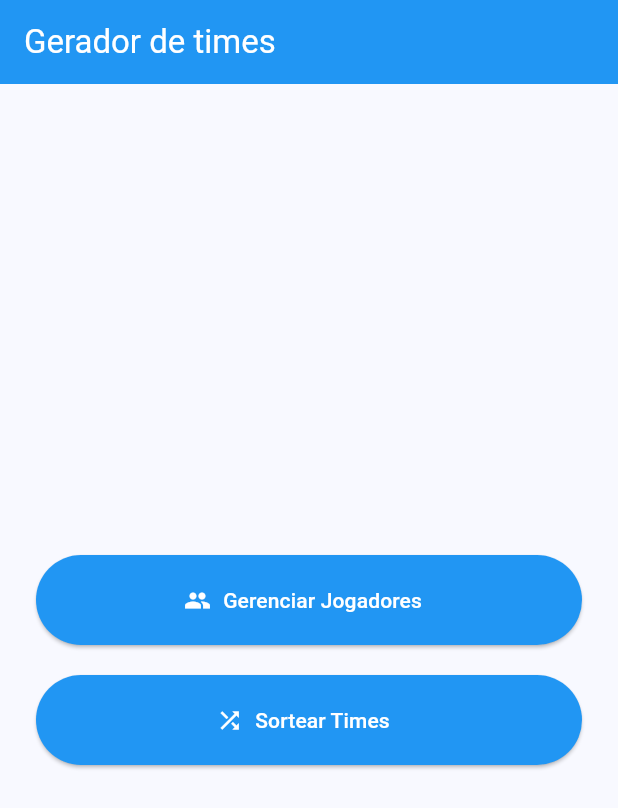
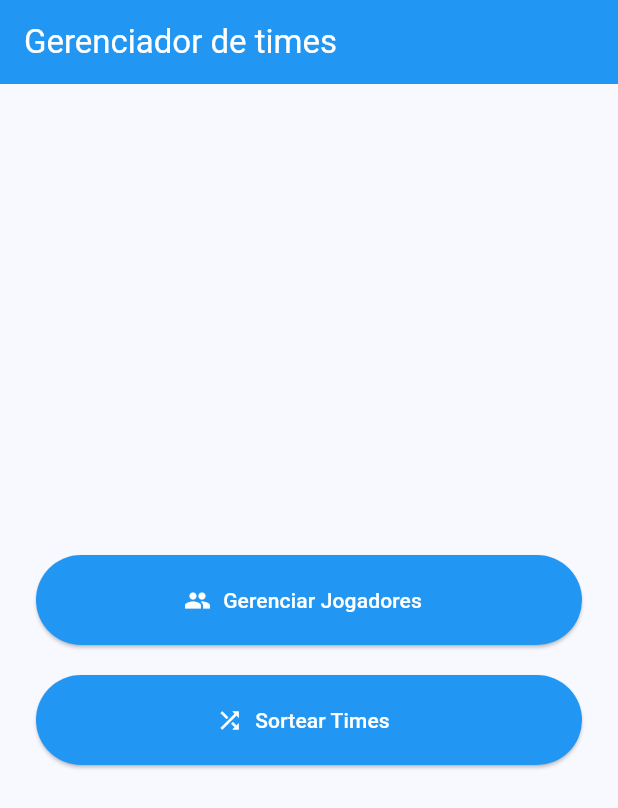
Before and after one commit to loudnts09/random-teams, a Flutter app: the screen it shows after launch, on a phone screen of 412 x 824 dp. Shown: the top 808 px of the screen. Run offline on Flutter 3.47's test engine with Material 3 defaults, Android fonts, the phone set to English and light mode, and no system bars; our stand-ins replace image_picker, share_plus, sqflite; accounts and stored records are empty.

Commit message:
fix: name of the app home

```diff
--- a/lib/view/home_view.dart
+++ b/lib/view/home_view.dart
@@ -11,7 +11,7 @@ class HomeView extends StatelessWidget {
     log("HomeView build chamado");
     return Scaffold(
       appBar: AppBar(
-        title: const Text('Gerador de times'),
+        title: const Text('Gerenciador de times'),
       ),
       body: Center(
         child: Padding(
```
